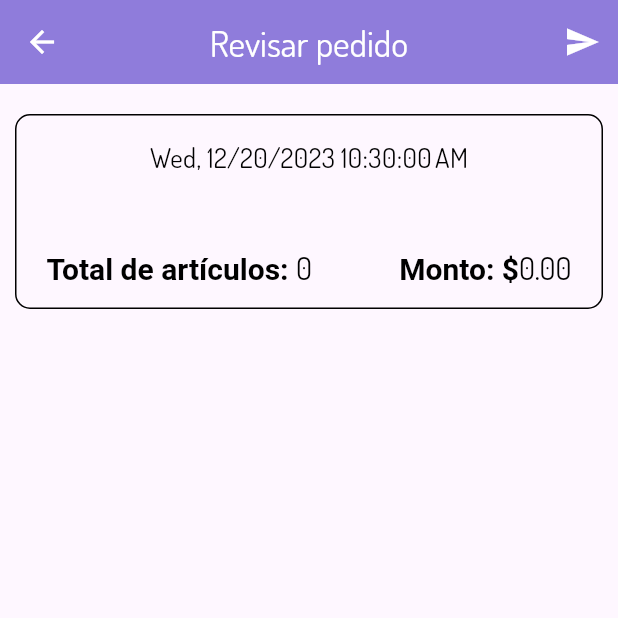
After one commit to Turing0x/gustazo_cubano_app, a Flutter app: the FinishOrderPage screen opened by its route, on a phone screen of 412 x 824 dp, the top half of it. The commit adds this screen. Run offline on Flutter 3.47's test engine with Material 3 defaults, Android fonts, the light colour scheme and no system bars; our stand-ins replace dio, flutter_dotenv, flutter_riverpod, flutter_secure_storage, flutter_svg, fluttertoast; accounts and stored records are empty.

Commit message:
voy para la parte de los pedidos y ordenes

```diff
--- a/lib/config/controllers/users_controllers.dart
+++ b/lib/config/controllers/users_controllers.dart
@@ -57,6 +57,8 @@ class UserControllers {
 
         localStorage.usernameSave(username);
         localStorage.userIdSave(response.data['data']['userID']);
+        localStorage.fullNameSave(response.data['data']['fullName']);
+        localStorage.referalCodeSave(response.data['data']['referalCode']);
         localStorage.tokenSave(response.data['data']['token']);
         localStorage.timeSignSave(DateTime.now().toString());
         localStorage.roleSave(role);
--- a/lib/config/router/routes.dart
+++ b/lib/config/router/routes.dart
@@ -1,5 +1,7 @@
 
 import 'package:flutter/material.dart';
+import 'package:gustazo_cubano_app/pages/Admin/pendigns_control_page.dart';
+import 'package:gustazo_cubano_app/pages/Commercial/finish_order_page.dart';
 import 'package:gustazo_cubano_app/pages/Product/shopping_cart_page.dart';
 
 import 'package:gustazo_cubano_app/pages/auth_page.dart';
@@ -18,9 +20,11 @@ final Map<String, Widget Function(BuildContext)> appRoutes = {
 
   'main_admin_page': (_) => const MainAdminPage(),
   'main_commercial_page': (_) => const MainCommercialPage(),
+  'pendings_control_page': (_) => const PendignsControlPage(),
 
   'commercials_control_page': (_) => const CommercialsControlPage(),
   'create_commercial_page': (_) => const CreateCommercialPage(),
+  'finish_order_page': (_) => const FinishOrderPage(),
 
   'stock_control_page': (_) => const StockControlPage(),
   'create_product_page': (_) => const CreateProductPage(),
--- a/lib/config/utils/local_storage.dart
+++ b/lib/config/utils/local_storage.dart
@@ -23,6 +23,14 @@ class LocalStorage {
     _storage.write(key: 'username', value: username);
   }
 
+  referalCodeSave(String referalCode) async {
+    _storage.write(key: 'referalCode', value: referalCode);
+  }
+
+  fullNameSave(String fullName) async {
+    _storage.write(key: 'full_name', value: fullName);
+  }
+
   timeSignSave(String time) async {
     _storage.write(key: 'lastTime', value: time);
   }
@@ -37,6 +45,16 @@ class LocalStorage {
 
   static Future<String?> getUsername() async {
     final token = await storage.read(key: 'username');
+    return token;
+  }
+
+  static Future<String?> getReferalCode() async {
+    final token = await storage.read(key: 'referalCode');
+    return token;
+  }
+
+  static Future<String?> getFullName() async {
+    final token = await storage.read(key: 'full_name');
     return token;
   }
 
@@ -81,6 +99,14 @@ class LocalStorage {
     await storage.delete(key: 'username');
   }
 
+  static Future<void> fullNameDelete() async {
+    await storage.delete(key: 'full_name');
+  }
+
+  static Future<void> referalCodeDelete() async {
+    await storage.delete(key: 'referalCode');
+  }
+
   static Future<void> userIdDelete() async {
     await storage.delete(key: 'userID');
   }
--- /dev/null
+++ b/lib/models/order_model.dart
@@ -0,0 +1,97 @@
+import 'dart:convert';
+
+Order orderFromJson(String str) => Order.fromJson(json.decode(str));
+
+String orderToJson(Order data) => json.encode(data.toJson());
+
+class Order {
+  final String id;
+  final String invoiceNumber;
+  final bool finish;
+  final DateTime date;
+  final List<ProductList> productList;
+  final double totalAmount;
+  final double commision;
+  final Seller seller;
+
+  Order({
+    required this.id,
+    required this.invoiceNumber,
+    required this.finish,
+    required this.date,
+    required this.productList,
+    required this.totalAmount,
+    required this.commision,
+    required this.seller,
+  });
+
+  factory Order.fromJson(Map<String, dynamic> json) => Order(
+    id: json["_id"],
+    invoiceNumber: json["invoice_number"],
+    finish: json["finish"],
+    date: DateTime.parse(json["date"]),
+    productList: List<ProductList>.from(json["product_list"].map((x) => ProductList.fromJson(x))),
+    totalAmount: json["total_amount"]?.toDouble(),
+    commision: json["commision"]?.toDouble(),
+    seller: Seller.fromJson(json["seller"]),
+  );
+
+  Map<String, dynamic> toJson() => {
+    "_id": id,
+    "invoice_number": invoiceNumber,
+    "finish": finish,
+    "date": date.toIso8601String(),
+    "product_list": List<dynamic>.from(productList.map((x) => x.toJson())),
+    "total_amount": totalAmount,
+    "commision": commision,
+    "seller": seller.toJson(),
+  };
+}
+
+class ProductList {
+  final String name;
+  final double price;
+  final int cantToBuy;
+  final double commision;
+
+  ProductList({
+    required this.name,
+    required this.price,
+    required this.cantToBuy,
+    required this.commision,
+  });
+
+  factory ProductList.fromJson(Map<String, dynamic> json) => ProductList(
+    name: json["name"],
+    price: json["price"]?.toDouble(),
+    cantToBuy: json["cantToBuy"],
+    commision: json["commision"]?.toDouble(),
+  );
+
+  Map<String, dynamic> toJson() => {
+    "name": name,
+    "price": price,
+    "cantToBuy": cantToBuy,
+    "commision": commision,
+  };
+}
+
+class Seller {
+  final String fullName;
+  final String referalCode;
+
+  Seller({
+    required this.fullName,
+    required this.referalCode,
+  });
+
+  factory Seller.fromJson(Map<String, dynamic> json) => Seller(
+    fullName: json["fullName"],
+    referalCode: json["referalCode"],
+  );
+
+  Map<String, dynamic> toJson() => {
+    "fullName": fullName,
+    "referalCode": referalCode,
+  };
+}
--- a/lib/models/user_model.dart
+++ b/lib/models/user_model.dart
@@ -8,6 +8,7 @@ class User {
   final String id;
   final bool enable;
   final String username;
+  final String fullName;
   final String password;
   final String role;
   final String referalCode;
@@ -17,6 +18,7 @@ class User {
     required this.id,
     required this.enable,
     required this.username,
+    required this.fullName,
     required this.password,
     required this.role,
     required this.referalCode,
@@ -27,6 +29,7 @@ class User {
     id: json["_id"],
     enable: json["enable"],
     username: json["username"],
+    fullName: json["full_name"],
     password: json["password"],
     role: json["role"],
     referalCode: json["referal_code"],
@@ -37,6 +40,7 @@ class User {
     "_id": id,
     "enable": enable,
     "username": username,
+    "full_name": fullName,
     "password": password,
     "role": role,
     "referal_code": referalCode,
--- a/lib/pages/Commercial/commercials_control_page.dart
+++ b/lib/pages/Commercial/commercials_control_page.dart
@@ -115,6 +115,7 @@ class _ShowListState extends ConsumerState<ShowList> {
             itemCount: users!.length,
             itemBuilder: (context, index) {
               return CommonDismissible(
+                text: 'Eliminar comercial',
                 canDissmis: true,
                 valueKey: users[index].id,
                 onDismissed: (direction) {
--- /dev/null
+++ b/lib/pages/Commercial/finish_order_page.dart
@@ -0,0 +1,151 @@
+import 'package:flutter/material.dart';
+import 'package:gustazo_cubano_app/config/controllers/orders_controllers.dart';
+import 'package:gustazo_cubano_app/config/riverpod/shopping_cart_provider.dart';
+import 'package:gustazo_cubano_app/config/utils/local_storage.dart';
+import 'package:gustazo_cubano_app/models/order_model.dart';
+import 'package:gustazo_cubano_app/models/product_model.dart';
+import 'package:gustazo_cubano_app/shared/widgets.dart';
+import 'package:intl/intl.dart';
+
+class FinishOrderPage extends StatefulWidget {
+  const FinishOrderPage({super.key});
+
+  @override
+  State<FinishOrderPage> createState() => _FinishOrderPageState();
+}
+
+class _FinishOrderPageState extends State<FinishOrderPage> {
+
+  String fullname = '';
+  String referalCode = '';
+
+  @override
+  void initState() {
+    LocalStorage.getFullName().then((value) {
+      setState(() {
+        fullname = value!;
+      });
+    });
+    LocalStorage.getReferalCode().then((value) {
+      setState(() {
+        referalCode = value!;
+      });
+    });
+    super.initState();
+  }
+
+  @override
+  Widget build(BuildContext context) {
+
+    final rProdList = ShoppingCartProvider();
+
+    return Scaffold(
+      appBar: showAppBar('Revisar pedido', actions: [
+        IconButton(
+          onPressed: (){
+
+            final orderCrtl = OrderControllers();
+
+            List list = [];
+            rProdList.products.forEach((key, value) {
+              list.add({
+                'name': value.name,
+                'price': value.price,
+                'cantToBuy': value.cantToBuy,
+                'commision': value.commission,
+              });
+            });
+
+            Map<String, dynamic> order = {
+              'date': DateTime.now().toString(),
+              'product_list': list,
+              'total_amount': rProdList.totalAmount,
+              'commision': rProdList.totalCommisionMoney.toStringAsFixed(2),
+              'seller': {
+                'fullName': fullname,
+                'referalCode': referalCode,
+              }
+            };
+
+            orderCrtl.saveOrder(order);
+
+          },
+          icon: const Icon(Icons.send)
+        )
+      ]),
+      body: SingleChildScrollView(
+        child: Column(
+          mainAxisSize: MainAxisSize.min,
+          children: [
+
+            topInfo(rProdList),
+
+            Container(
+              padding: const EdgeInsets.symmetric(horizontal: 15),
+              height: MediaQuery.of(context).size.height * 0.65,
+              child: ListCartView(rProdList: rProdList))
+
+          ],
+        ),
+      ),
+    );
+  }
+
+  Container topInfo(ShoppingCartProvider rProdList) {
+    return Container(
+      height: 130,
+      margin: const EdgeInsets.symmetric(vertical: 20, horizontal: 10),
+      padding: const EdgeInsets.symmetric(vertical: 10, horizontal: 20),
+      decoration: BoxDecoration(
+        borderRadius: BorderRadius.circular(10),
+        border: Border.all(color: Colors.black)
+      ),
+      child: Column(
+        mainAxisAlignment: MainAxisAlignment.spaceAround,
+        children: [
+          dosisText(DateFormat.yMEd().add_jms().format(DateTime.now())),
+
+          dosisText(fullname, size: 20, fontWeight: FontWeight.bold),
+
+          Row(
+            mainAxisAlignment: MainAxisAlignment.spaceBetween,
+            children: [
+              dosisBold('Total de artículos: ', rProdList.productsCant.toString(), 20),
+              dosisBold('Monto: \$', rProdList.totalAmount.toStringAsFixed(2), 20)
+            ],
+          )
+        ],
+      ),
+    );
+  }
+
+}
+
+class ListCartView extends StatelessWidget {
+  const ListCartView({
+    super.key,
+    required this.rProdList,
+  });
+
+  final ShoppingCartProvider rProdList;
+
+  @override
+  Widget build(BuildContext context) {
+    return Scaffold(
+      body: ListView.builder(
+        itemCount: rProdList.products.length,
+        itemBuilder: (context, index) {
+
+          Product product = rProdList.products.values.elementAt(index);
+
+          return ListTile(
+            title: dosisText(product.name, fontWeight: FontWeight.bold),
+            subtitle: dosisBold('Precio: \$', product.price.toString(), 18),
+            trailing: dosisText(product.cantToBuy.toString(), fontWeight: FontWeight.bold),
+          );
+
+        },
+      ),
+    );
+  }
+}
--- a/lib/pages/Product/stock_control_page.dart
+++ b/lib/pages/Product/stock_control_page.dart
@@ -71,6 +71,7 @@ class _ShowListState extends ConsumerState<ShowList> {
                 itemBuilder: (context, index) {
                   return CommonDismissible(
                     canDissmis: true,
+                    text: 'Eliminar producto',
                     valueKey: products[index].id,
                     onDismissed: (direction) {
                       ProductControllers().deleteOne(products[index].id);
@@ -79,7 +80,7 @@ class _ShowListState extends ConsumerState<ShowList> {
                       });
                     },
                     child: Container(
-                      margin: const EdgeInsets.symmetric(vertical: 5),
+                      margin: const EdgeInsets.symmetric(vertical: 5, horizontal: 10),
                       decoration: BoxDecoration(
                         color: Colors.white,
                         borderRadius: BorderRadius.circular(10),
```
Also changed, not shown: lib/config/controllers/orders_controllers.dart (added, +76 -0 lines), lib/models/product_model.dart (+24 -0 lines), lib/pages/Admin/main_admin_page.dart (+9 -0 lines), lib/pages/Admin/pendigns_control_page.dart (added, +15 -0 lines), lib/pages/Commercial/main_commercial_page.dart (+28 -7 lines), lib/pages/Product/shopping_cart_page.dart (+38 -9 lines), lib/shared/shared_dismissible.dart (+7 -2 lines), 1 other file.
